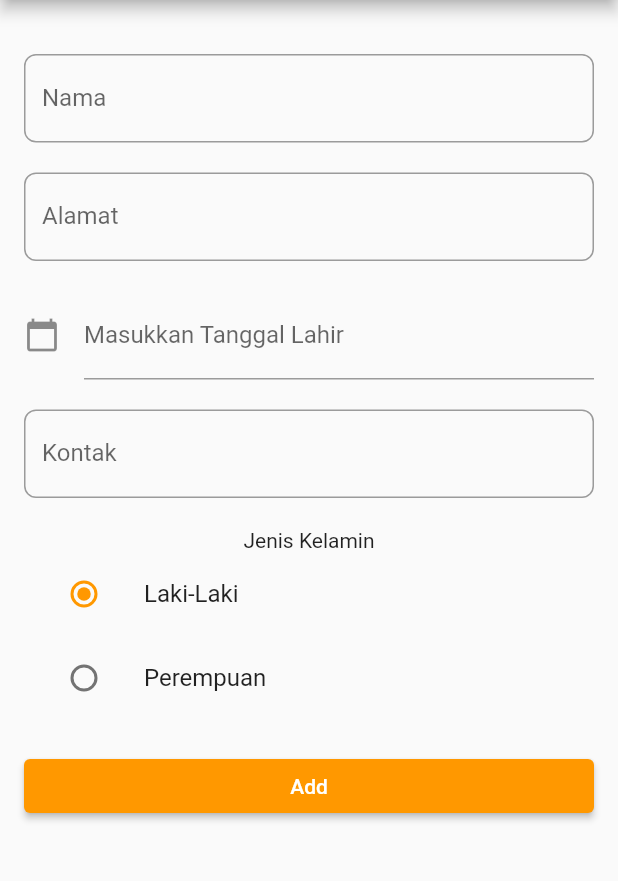
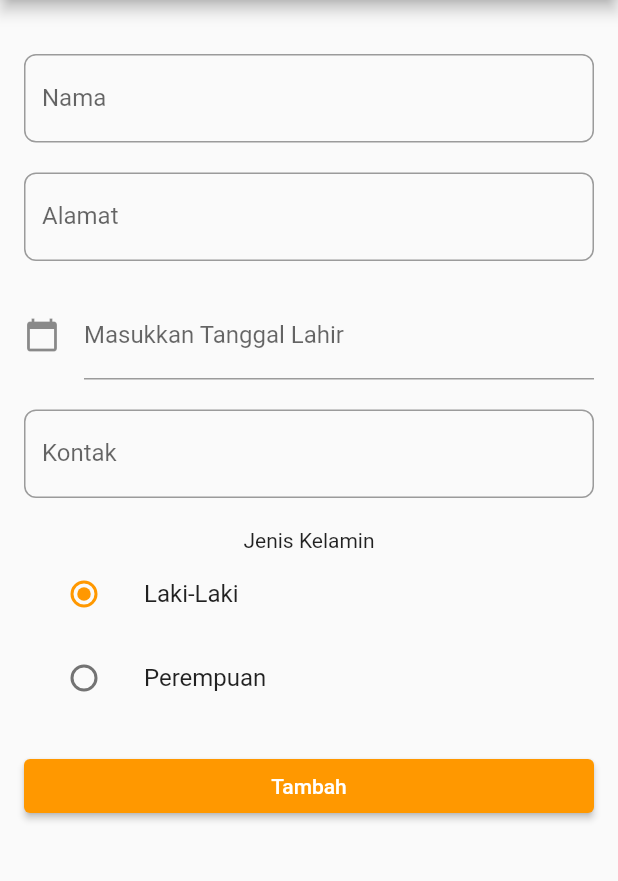
Before and after one commit to adz2512/MasjidApp, a Flutter app: the FormJamaah screen opened directly, on a phone screen of 412 x 824 dp, the part 84-965 px from its top. Run offline on Flutter 3.47's test engine with Material 2 defaults, Android fonts, the phone set to English and light mode, and no system bars; our stand-ins replace cloud_firestore, firebase_core, sqflite; accounts and stored records are empty.

Commit message:
Ubah 'Add' jadi 'Tambah'

```diff
--- a/lib/form_jamaah.dart
+++ b/lib/form_jamaah.dart
@@ -154,7 +154,7 @@ class _FormJamaahState extends State<FormJamaah> {
             child: ElevatedButton(
               child: (widget.jamaah == null)
                   ? Text(
-                      'Add',
+                      'Tambah',
                       style: TextStyle(color: Colors.white),
                     )
                   : Text(
```
